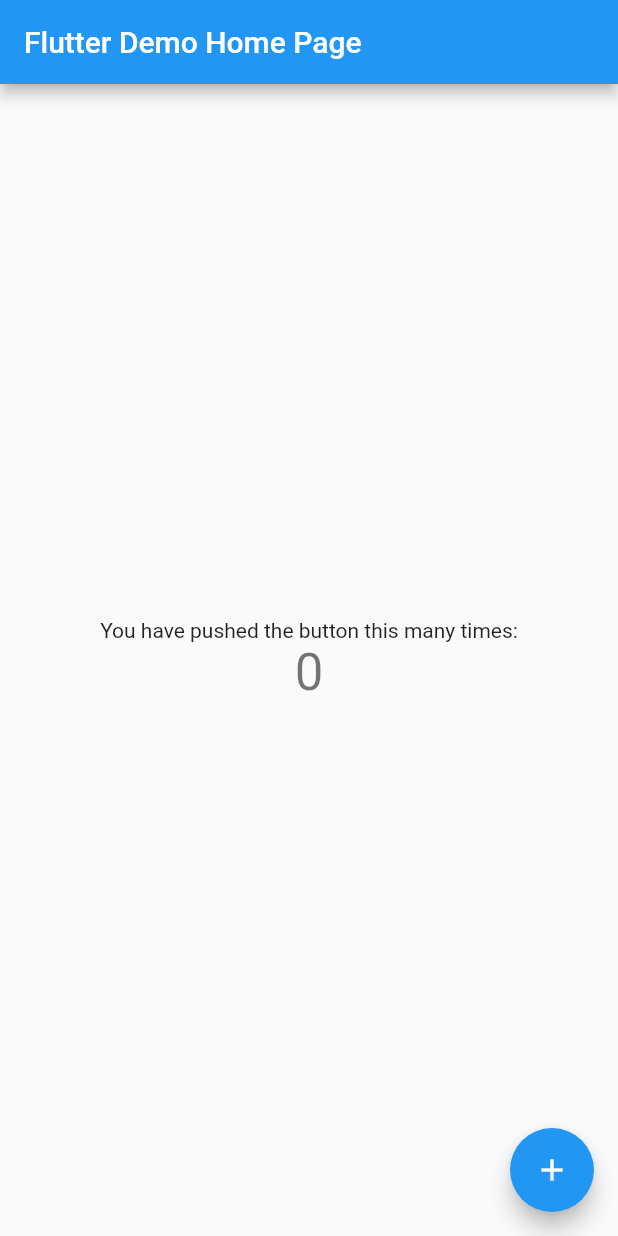
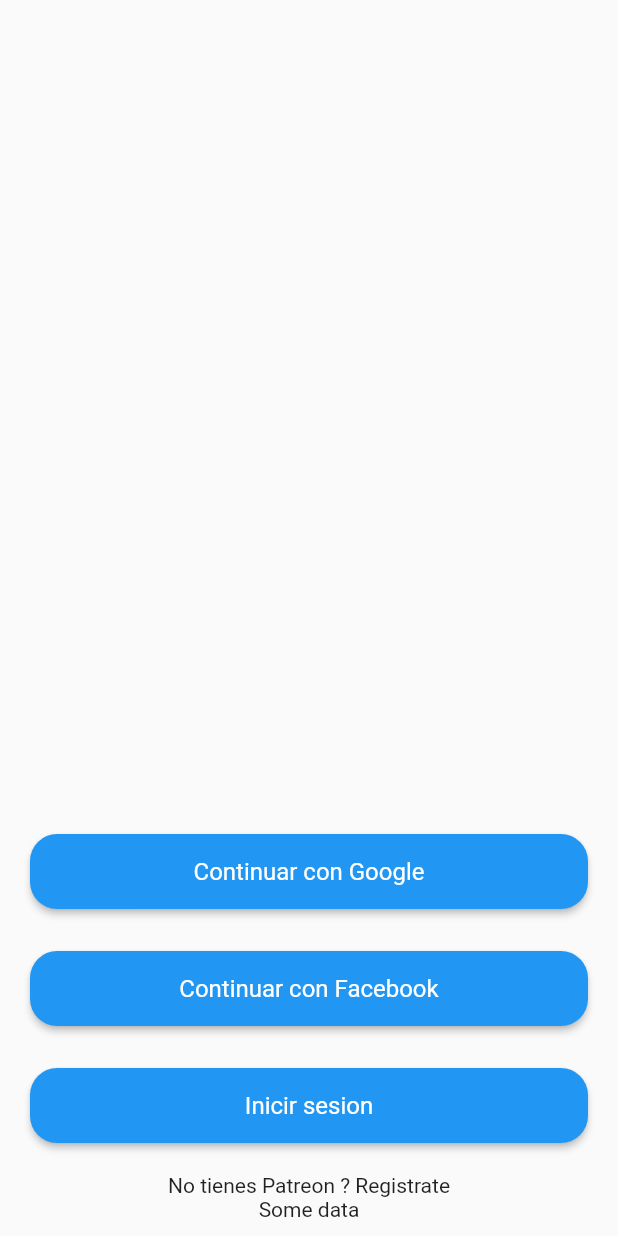
Before and after one commit to nelrafa103/Patreon-clone, a Flutter app: the screen it shows after launch, on a phone screen of 412 x 824 dp. Run offline on Flutter 3.47's test engine with Material 2 defaults, Android fonts, the phone set to English and light mode, and no system bars.

Commit message:
Adding starting page and Top app bar

```diff
--- a/lib/main.dart
+++ b/lib/main.dart
@@ -1,4 +1,5 @@
 import 'package:flutter/material.dart';
+import 'package:patreonclone/widgets/Starting_Screen.dart';
 
 void main() {
   runApp(const MyApp());
@@ -24,7 +25,7 @@ class MyApp extends StatelessWidget {
         // is not restarted.
         primarySwatch: Colors.blue,
       ),
-      home: const MyHomePage(title: 'Flutter Demo Home Page'),
+      home: Starting_Screen(),
     );
   }
 }
--- /dev/null
+++ b/lib/models/Button.dart
@@ -0,0 +1,12 @@
+class Button {
+  final String url;
+  final String text;
+  final void handleError;
+  final String color;
+
+  Button(
+      {required this.url,
+      required this.text,
+      required this.handleError,
+      required this.color});
+}
--- /dev/null
+++ b/lib/models/Theme.dart
@@ -0,0 +1,17 @@
+import 'package:flutter/material.dart';
+
+ThemeData theme = ThemeData(
+    elevatedButtonTheme: ElevatedButtonThemeData(
+        style: ButtonStyle(
+            alignment: Alignment.center,
+            textStyle: MaterialStateProperty.all<TextStyle>(
+
+                const TextStyle(fontSize: 16,)),
+            shape: MaterialStateProperty.all<RoundedRectangleBorder>(
+                RoundedRectangleBorder(
+              borderRadius: BorderRadius.circular(18.0),
+            )))),
+    textTheme: const TextTheme(
+        bodyText1: TextStyle(fontSize: 14),
+        headline1: TextStyle(fontSize: 64),
+        headline6: TextStyle(fontSize: 16)));
--- /dev/null
+++ b/lib/widgets/Starting_Screen.dart
@@ -0,0 +1,87 @@
+import 'package:flutter/material.dart';
+import 'package:patreonclone/widgets/buttons/Rounded_Button.dart';
+
+import '../models/Button.dart';
+
+class Starting_Screen extends StatefulWidget {
+  @override
+  _Starting_ScreenState createState() => _Starting_ScreenState();
+}
+
+class _Starting_ScreenState extends State<Starting_Screen>
+    with SingleTickerProviderStateMixin {
+  late AnimationController _controller;
+  List<Button> buttons = [
+    Button(
+        url: "",
+        text: "Continuar con Google",
+        handleError: () {},
+        color: "theme color"),
+    Button(
+        url: "",
+        text: "Continuar con Facebook",
+        handleError: () {},
+        color: "blue"),
+    Button(url: "", text: "Inicir sesion", handleError: () {}, color: "red")
+  ];
+  @override
+  void initState() {
+    super.initState();
+    _controller = AnimationController(vsync: this);
+  }
+
+  @override
+  void dispose() {
+    super.dispose();
+    _controller.dispose();
+  }
+
+  @override
+  Widget build(BuildContext context) {
+    return Scaffold(
+        body: Stack(
+      fit: StackFit.expand,
+      alignment: Alignment.bottomCenter,
+      children: [
+        Expanded(
+          child: Column(
+            mainAxisAlignment: MainAxisAlignment.end,
+            children: [
+              Container(
+                margin:
+                    const EdgeInsets.symmetric(vertical: 10, horizontal: 20),
+                height: MediaQuery.of(context).size.height / 4,
+                child: Column(
+                  mainAxisAlignment: MainAxisAlignment.spaceBetween,
+                  children: generateButton(),
+                ),
+              ),
+              Container(
+                margin: const EdgeInsets.symmetric(vertical: 10, horizontal: 30),
+                child: Flex(
+                  direction: Axis.vertical,
+                  children: [
+                    Title(
+                        color: Colors.white,
+                        child: const Text("No tienes Patreon ? Registrate")),
+                    const Text("Some data")
+                  ],
+                ),
+              )
+            ],
+          ),
+        )
+      ],
+    ));
+  }
+
+  List<Rounded_Button> generateButton() {
+    List<Rounded_Button> buttonList = [];
+    for (var element in buttons) {
+      buttonList.add(Rounded_Button(
+        button: element,
+      ));
+    }
+    return buttonList;
+  }
+}
--- /dev/null
+++ b/lib/widgets/appbars/Top_Bar.dart
@@ -0,0 +1,28 @@
+import 'package:flutter/cupertino.dart';
+import 'package:flutter/material.dart';
+
+class Top_Bar extends StatefulWidget implements PreferredSizeWidget {
+  const Top_Bar({Key? key}) : super(key: key);
+
+  @override
+  State<StatefulWidget> createState() => _Top_Bar();
+
+  @override
+  // TODO: implement preferredSize
+  Size get preferredSize => throw UnimplementedError();
+}
+
+class _Top_Bar extends State<Top_Bar> {
+  @override
+  Widget build(BuildContext context) {
+    return AppBar(
+      actions: const [
+        Text("display some data"),
+        Text("display some data"),
+        Text("display some data"),
+        Text("display some data"),
+        Text("display some data"),
+      ],
+    );
+  }
+}
--- /dev/null
+++ b/lib/widgets/buttons/Rounded_Button.dart
@@ -0,0 +1,43 @@
+import 'package:flutter/material.dart';
+import 'package:patreonclone/models/Theme.dart';
+
+import '../../models/Button.dart';
+
+class Rounded_Button extends StatefulWidget {
+  late Button button;
+
+  Rounded_Button({required this.button, Key? key}) : super(key: key);
+  @override
+  _Rounded_ButtonState createState() => _Rounded_ButtonState();
+}
+
+class _Rounded_ButtonState extends State<Rounded_Button>
+    with SingleTickerProviderStateMixin {
+  late AnimationController _controller;
+
+  @override
+  void initState() {
+    super.initState();
+    _controller = AnimationController(vsync: this);
+  }
+
+  @override
+  void dispose() {
+    super.dispose();
+    _controller.dispose();
+  }
+
+  @override
+  Widget build(BuildContext context) {
+    return SizedBox(
+        height: 50,
+        width: double.infinity,
+        child: ElevatedButton(
+          style: theme.elevatedButtonTheme.style,
+          onPressed: () {
+            Navigator.pushNamed(context, widget.button.url);
+          },
+          child: Text(widget.button.text),
+        ));
+  }
+}
--- /dev/null
+++ b/mason-lock.json
@@ -0,0 +1 @@
+{"bricks":{"hello":"0.1.0+1"}}
--- /dev/null
+++ b/mason.yaml
@@ -0,0 +1,13 @@
+# Register bricks which can be consumed via the Mason CLI.
+# https://github.com/felangel/mason
+bricks:
+  # Sample Brick
+  # Run `mason make hello` to try it out.
+  hello: 0.1.0+1
+  # Bricks can also be imported via git url.
+  # Uncomment the following lines to import
+  # a brick from a remote git url.
+  # widget:
+  #   git:
+  #     url: https://github.com/felangel/mason.git
+  #     path: bricks/widget
--- a/pubspec.yaml
+++ b/pubspec.yaml
@@ -34,6 +34,7 @@ dependencies:
   # The following adds the Cupertino Icons font to your application.
   # Use with the CupertinoIcons class for iOS style icons.
   cupertino_icons: ^1.0.2
+  mason: ^0.1.0-dev.28
 
 dev_dependencies:
   flutter_test:
```
Also changed, not shown: .mason/bricks.json (added), lib/widgets/appbars/Bottom_bar.dart (added), pubspec.lock, 1 other file.
